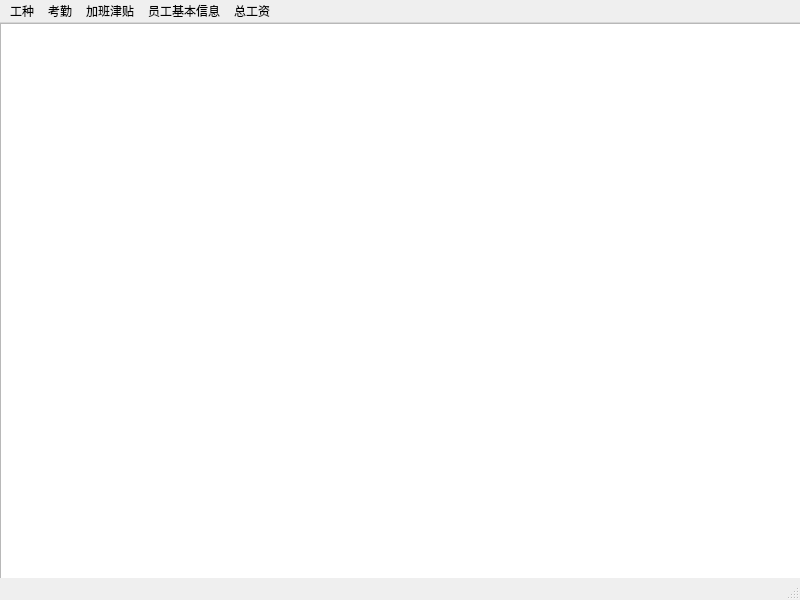
Old version of the form mainwindow.ui in the repository OOP-ZJU/SalaryManagement.
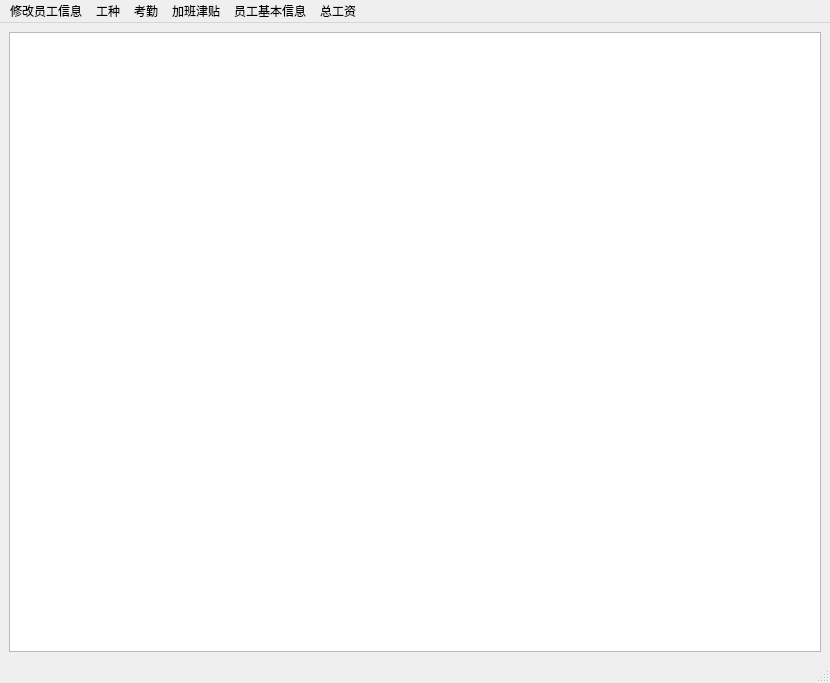
New version of the form.

Patch:
```diff
--- a/mainwindow.ui
+++ b/mainwindow.ui
@@ -6,32 +6,52 @@
    <rect>
     <x>0</x>
     <y>0</y>
-    <width>800</width>
-    <height>600</height>
+    <width>830</width>
+    <height>683</height>
    </rect>
   </property>
   <property name="windowTitle">
    <string>MainWindow</string>
   </property>
+  <property name="autoFillBackground">
+   <bool>true</bool>
+  </property>
   <widget class="QWidget" name="centralwidget">
-   <widget class="QTableView" name="tableView">
-    <property name="geometry">
-     <rect>
-      <x>0</x>
-      <y>0</y>
-      <width>801</width>
-      <height>581</height>
-     </rect>
-    </property>
-   </widget>
+   <property name="enabled">
+    <bool>true</bool>
+   </property>
+   <layout class="QHBoxLayout" name="horizontalLayout">
+    <item>
+     <widget class="QTableView" name="tableView">
+      <property name="minimumSize">
+       <size>
+        <width>801</width>
+        <height>581</height>
+       </size>
+      </property>
+      <property name="acceptDrops">
+       <bool>true</bool>
+      </property>
+      <property name="autoFillBackground">
+       <bool>true</bool>
+      </property>
+      <property name="dragEnabled">
+       <bool>true</bool>
+      </property>
+      <property name="dragDropMode">
+       <enum>QAbstractItemView::DragOnly</enum>
+      </property>
+     </widget>
+    </item>
+   </layout>
   </widget>
   <widget class="QMenuBar" name="menubar">
    <property name="geometry">
     <rect>
      <x>0</x>
      <y>0</y>
-     <width>800</width>
-     <height>26</height>
+     <width>830</width>
+     <height>23</height>
     </rect>
    </property>
    <widget class="QMenu" name="menu">
@@ -66,6 +86,15 @@
     <addaction name="separator"/>
     <addaction name="action_6"/>
    </widget>
+   <widget class="QMenu" name="menu_6">
+    <property name="title">
+     <string>修改员工信息</string>
+    </property>
+    <addaction name="action_7"/>
+    <addaction name="action_8"/>
+    <addaction name="action_9"/>
+   </widget>
+   <addaction name="menu_6"/>
    <addaction name="menu"/>
    <addaction name="menu_2"/>
    <addaction name="menu_3"/>
```
Left out of the diff: 34 changed lines with no effect on the pictures.
